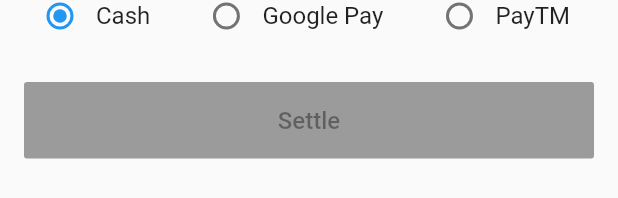
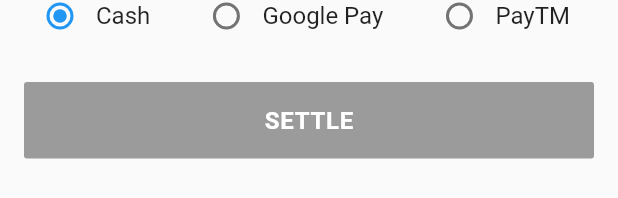
Before and after one commit to amog787/verve_admin, a Flutter app: the AccountForm widget shown alone on an empty page, opened directly, on a phone screen of 412 x 824 dp. Shown: the part 158-356 px from the top of the screen. Run offline on Flutter 3.47's test engine with Material 2 defaults, Android fonts, the phone set to English and light mode, and no system bars; our stand-ins replace shared_preferences; accounts and stored records are empty; network calls fail.

Commit message:
Formatted button text

```diff
--- a/lib/screens/account_settle.dart
+++ b/lib/screens/account_settle.dart
@@ -125,15 +125,20 @@ class _AccountFormState extends State<AccountForm> {
             children: <Widget>[
               Expanded(
                 child: RaisedButton(
+                  color: Colors.blue,
+                  child: Text(
+                    'Settle'.toUpperCase(),
+                    style: TextStyle(
+                      letterSpacing: 0.5,
+                      fontSize: 16.0,
+                      color: Colors.white,
+                      fontWeight: FontWeight.w600,
+                    ),
+                  ),
+                  padding: const EdgeInsets.symmetric(vertical: 16.0),
                   shape: RoundedRectangleBorder(
                     borderRadius: BorderRadius.circular(2.0),
                   ),
-                  padding: const EdgeInsets.symmetric(vertical: 16.0),
-                  child: Text(
-                    'Settle',
-                    style: TextStyle(fontSize: 16.0),
-                  ),
-                  color: Colors.blue,
                   onPressed: _isValidForm ? _handleSubmit : null,
                 ),
               ),
```
